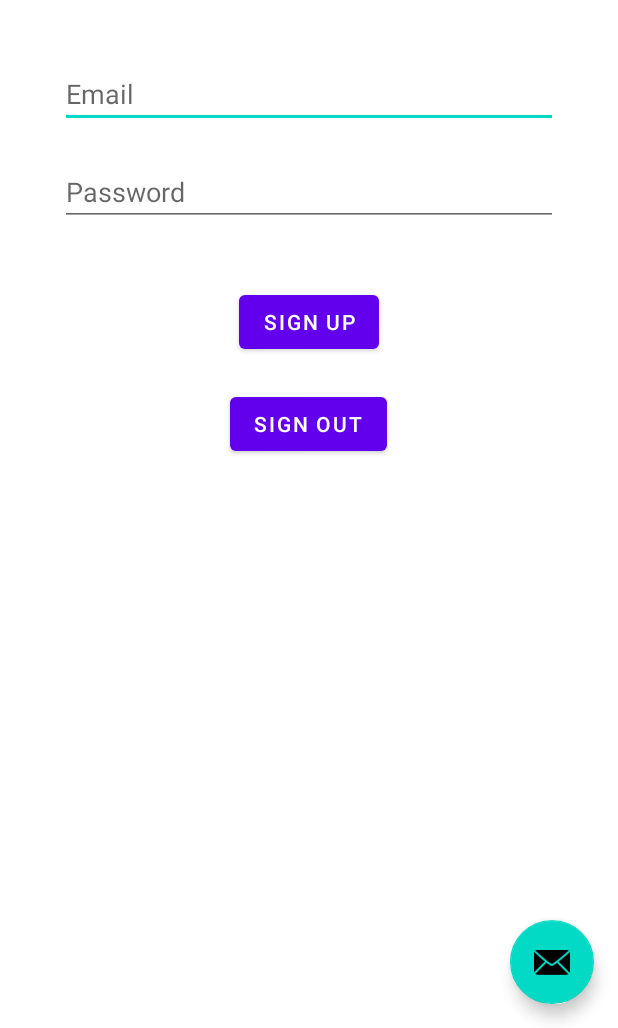
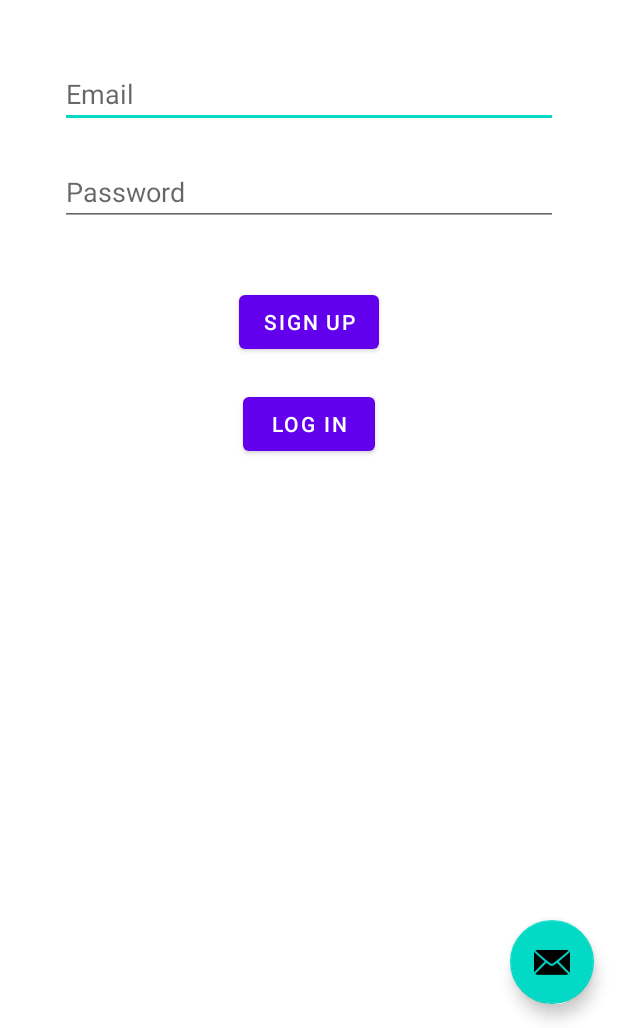
Before and after one commit to RudraAmin28/Spotify-Wrapped, an Android app: the screen it shows after launch (MainActivity), on a phone screen of 412 x 824 dp, the part 208-1236 px from its top. Run offline under Robolectric (Android 15) with nearby library versions, the phone set to English and light mode, and no system bars; our stand-ins replace navigation-ui.

Commit message:
changed sign up to log in in log in page

```diff
--- a/app/src/main/res/layout/fragment_login.xml
+++ b/app/src/main/res/layout/fragment_login.xml
@@ -56,6 +56,6 @@
         android:layout_below="@id/buttonSignUp"
         android:layout_centerHorizontal="true"
         android:layout_marginTop="20dp"
-        android:text="@string/sign_out" />
+        android:text="@string/login" />
 
 </RelativeLayout>
```
